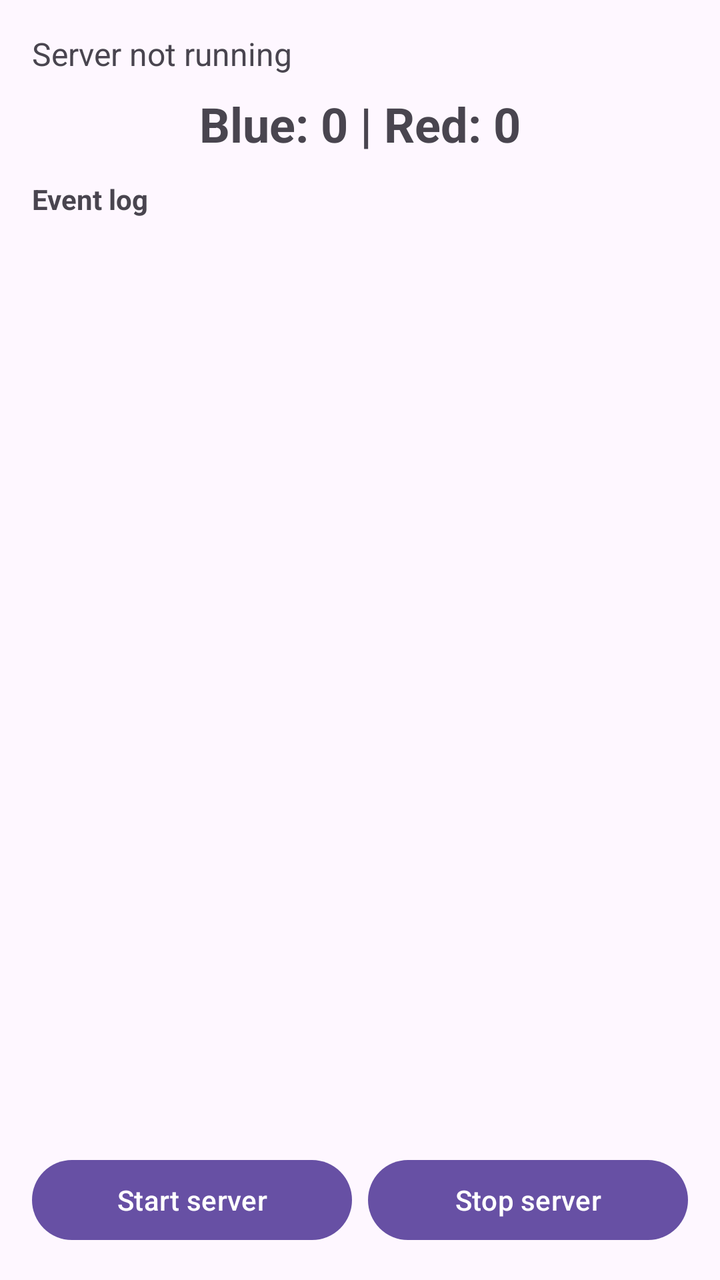
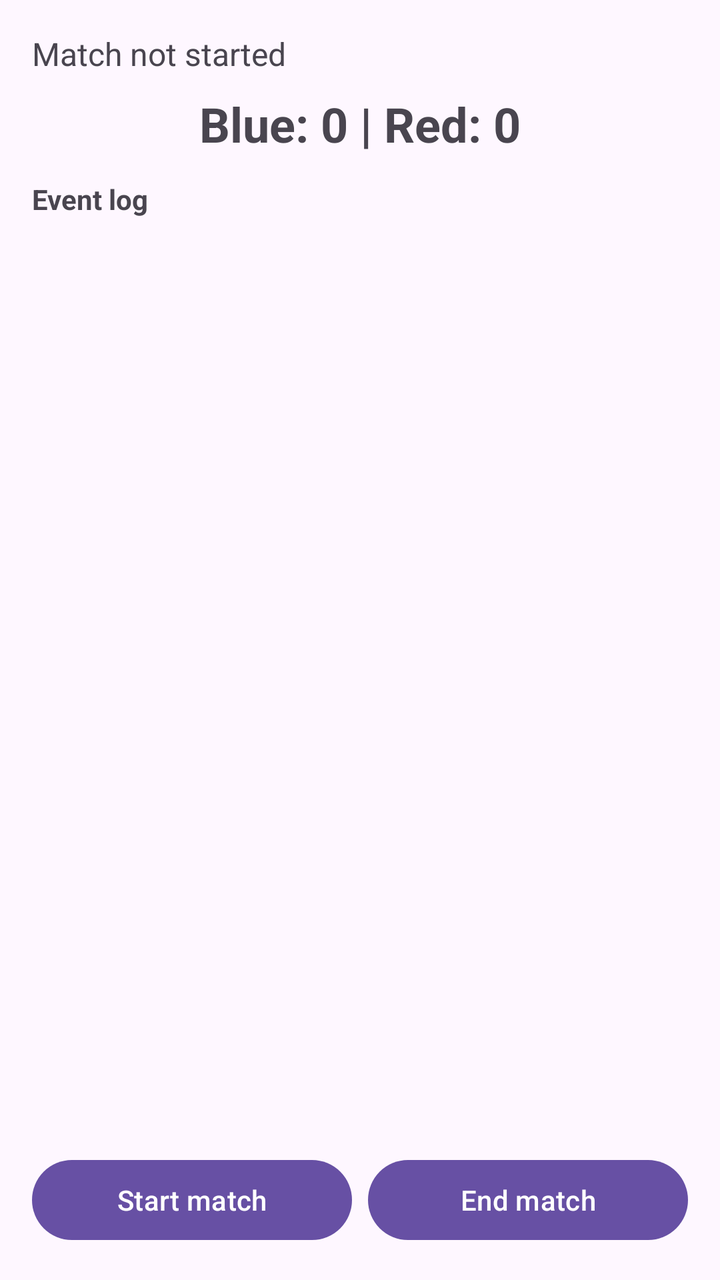

An Android layout rendered at two revisions. The XML below is the earlier revision; the diff shows what the commit changed to produce the second picture.
<!-- AndroidManifest.xml: application theme Theme.Zeppgestures -->
<!-- res/layout/fragment_prod.xml -->
<?xml version="1.0" encoding="utf-8"?>
<LinearLayout xmlns:android="http://schemas.android.com/apk/res/android"
    android:layout_width="match_parent"
    android:layout_height="match_parent"
    android:orientation="vertical"
    android:padding="16dp">

    <TextView
        android:id="@+id/statusText"
        android:layout_width="match_parent"
        android:layout_height="wrap_content"
        android:text="Server not running"
        android:textSize="16sp"
        android:paddingBottom="8dp"/>

    <TextView
        android:id="@+id/pointsText"
        android:layout_width="match_parent"
        android:layout_height="wrap_content"
        android:text="Blue: 0 | Red: 0"
        android:textSize="24sp"
        android:textStyle="bold"
        android:gravity="center"
        android:paddingBottom="12dp"/>

    <TextView
        android:id="@+id/passivityTimerText"
        android:layout_width="match_parent"
        android:layout_height="wrap_content"
        android:text=""
        android:textSize="18sp"
        android:textStyle="bold"
        android:textColor="#D62728"
        android:gravity="center"
        android:paddingBottom="8dp"
        android:visibility="gone"/>

    <TextView
        android:layout_width="match_parent"
        android:layout_height="wrap_content"
        android:text="Event log"
        android:textSize="14sp"
        android:textStyle="bold"
        android:paddingBottom="4dp"/>

    <androidx.recyclerview.widget.RecyclerView
        android:id="@+id/eventList"
        android:layout_width="match_parent"
        android:layout_height="0dp"
        android:layout_weight="1"
        android:paddingBottom="8dp"/>

    <LinearLayout
        android:layout_width="match_parent"
        android:layout_height="wrap_content"
        android:orientation="horizontal"
        android:layout_marginTop="8dp">

        <Button
            android:id="@+id/startBtn"
            android:layout_width="0dp"
            android:layout_height="wrap_content"
            android:layout_weight="1"
            android:text="Start server"/>

        <Button
            android:id="@+id/stopBtn"
            android:layout_width="0dp"
            android:layout_height="wrap_content"
            android:layout_weight="1"
            android:layout_marginStart="8dp"
            android:text="Stop server"/>
    </LinearLayout>
</LinearLayout>
<!-- resources referenced by this layout -->
<resources>
  <style name="Theme.Zeppgestures" parent="Base.Theme.Zeppgestures" />
  <style name="Base.Theme.Zeppgestures" parent="Theme.Material3.DayNight.NoActionBar">
          
          
      </style>
</resources>

<!-- the commit's change to res/layout/fragment_prod.xml (unified diff, before → after) -->
@@ -9,7 +9,7 @@
         android:id="@+id/statusText"
         android:layout_width="match_parent"
         android:layout_height="wrap_content"
-        android:text="Server not running"
+        android:text="Match not started"
         android:textSize="16sp"
         android:paddingBottom="8dp"/>
 
@@ -61,7 +61,7 @@
             android:layout_width="0dp"
             android:layout_height="wrap_content"
             android:layout_weight="1"
-            android:text="Start server"/>
+            android:text="Start match"/>
 
         <Button
             android:id="@+id/stopBtn"
@@ -69,6 +69,6 @@
             android:layout_height="wrap_content"
             android:layout_weight="1"
             android:layout_marginStart="8dp"
-            android:text="Stop server"/>
+            android:text="End match"/>
     </LinearLayout>
 </LinearLayout>
